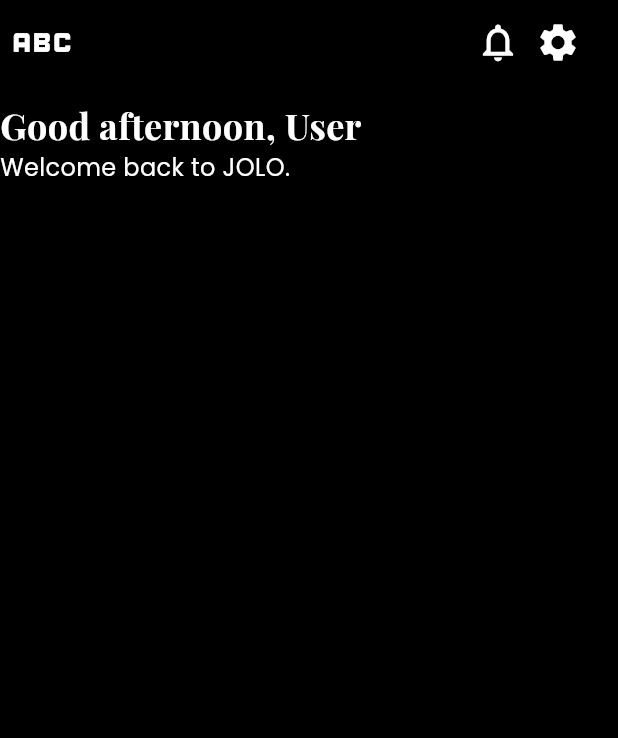
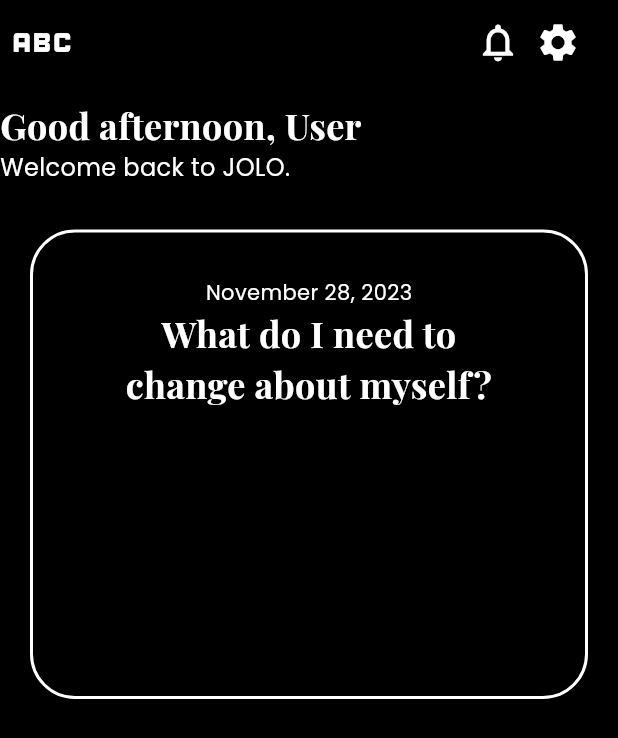
Before and after one commit to yile-li/Jolo, a Flutter app: the screen it shows after launch, on a phone screen of 412 x 824 dp. Shown: the top 738 px of the screen. Run offline on Flutter 3.47's test engine with Material 3 defaults, Android fonts, the phone set to English and light mode, and no system bars; our stand-ins replace supabase_flutter; accounts and stored records are empty; project files that could hold a hidden picture were left out.

Commit message:
Add question UI

```diff
--- a/lib/presentation/pages/home.dart
+++ b/lib/presentation/pages/home.dart
@@ -12,6 +12,47 @@ class HomePage extends StatelessWidget {
         crossAxisAlignment: CrossAxisAlignment.stretch,
         children: [
           _greetingText(),
+          SizedBox(height: 30),
+          Container(
+            child: Column(
+              // mainAxisAlignment: MainAxisAlignment.spaceBetween,
+              // crossAxisAlignment: CrossAxisAlignment.center,
+              children: [
+                SizedBox(height: 30),
+                Text(
+                  "November 28, 2023", //TODO: add API to get current date
+                  style: TextStyle(
+                    color: Colors.white,
+                  ),
+                ),
+                SizedBox(
+                  width: 270,
+                  child: Text(
+                    "What do I need to change about myself?", //TODO: add API to get question
+                    textAlign: TextAlign.center,
+                    softWrap: true,
+                    style: TextStyle(
+                      fontFamily: "PlayfairDisplay",
+                      fontSize: 24,
+                      fontWeight: FontWeight.bold,
+                      color: Colors.white,
+                    ),
+                  ),
+                ),
+              ],
+            ),
+            margin: EdgeInsets.only(left: 20, right: 20),
+            height: 313,
+            width: 390,
+            decoration: BoxDecoration(
+              // color: Colors.blueAccent,
+              border: Border.all(
+                width: 2.0,
+                color: Colors.white,
+              ),
+              borderRadius: BorderRadius.circular(30),
+            ),
+          ),
         ],
       ),
     );
```
